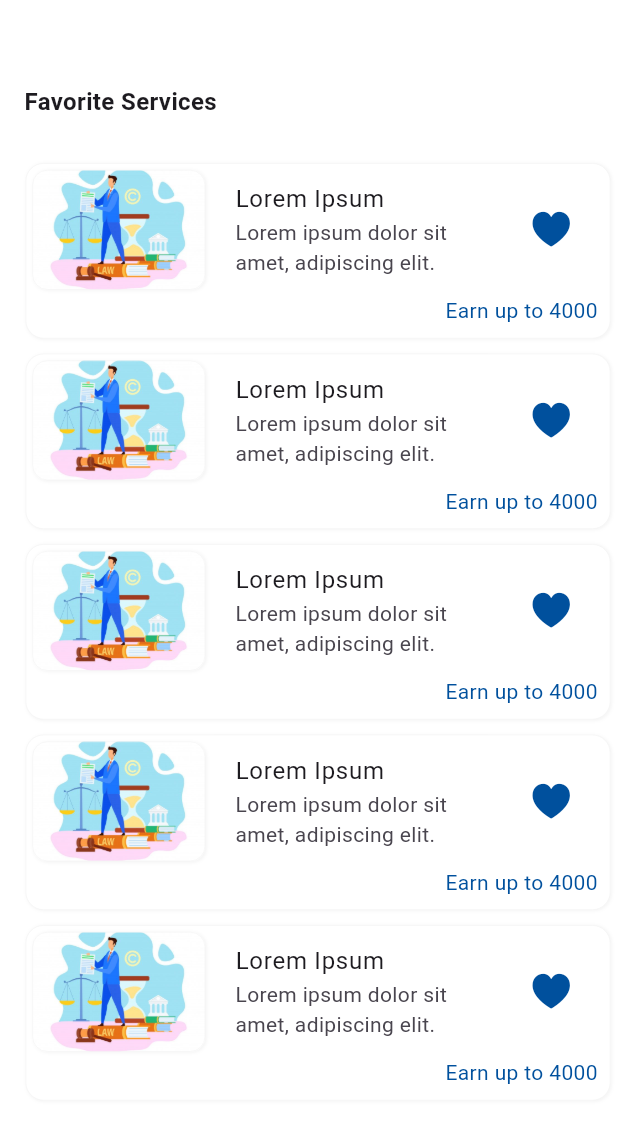
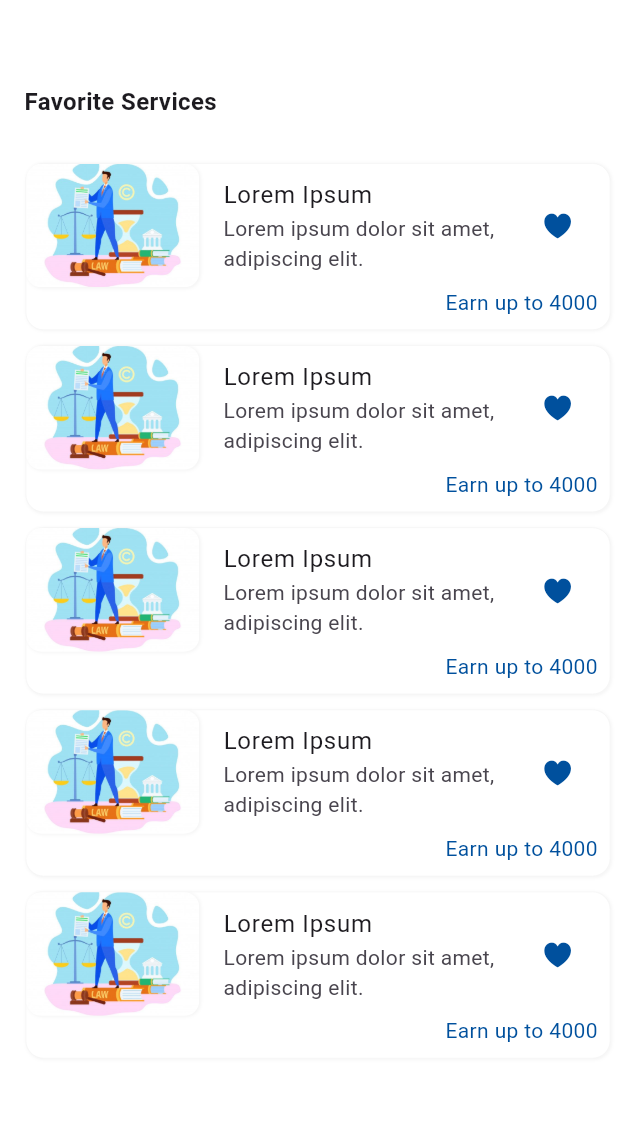
Before and after one commit to JayFlutter10/academy, a Flutter app: the screen it shows after launch, on a phone screen of 412 x 824 dp. Shown: the top 1123 px of the screen. Run offline on Flutter 3.47's test engine with Material 3 defaults, Android fonts, the phone set to English and light mode, and no system bars; our stand-ins replace fl_chart.

Commit message:
eleventh commit

```diff
--- a/lib/academy/view/two_min_gyan_view.dart
+++ b/lib/academy/view/two_min_gyan_view.dart
@@ -90,7 +90,7 @@ Widget customContainer({
         color: gradient == null ? containerColor ?? Colors.white : null,
         gradient: gradient,
         border: Border.all(color: borderColor?? Colors.grey.shade100, width: 0.5),
-        borderRadius: BorderRadius.circular(bRadius!),
+        borderRadius: BorderRadius.circular(bRadius),
         image: (networkImg != null)
             ? DecorationImage(image: NetworkImage(networkImg), fit: BoxFit.cover)
             : (assetsImg != null)
@@ -99,7 +99,7 @@ Widget customContainer({
 
         boxShadow: [
           BoxShadow(
-            color: shadowColor ?? Colors.grey.withOpacity(0.3),
+            color: shadowColor ?? Colors.grey.shade100,
             blurRadius: shadowBlurRadius ?? 1.0,
             offset: shadowOffset ?? const Offset(0.5, 0.5),
           ),
--- a/lib/favourite/view/favourite_view_screen.dart
+++ b/lib/favourite/view/favourite_view_screen.dart
@@ -77,11 +77,12 @@ class _FavouriteViewScreenState extends State<FavouriteViewScreen> {
                             Row(
                               children: [
                                 customContainer(
+                                  borderColor: Colors.transparent,
                                     assetsImg: 'assets/img.png',
                                     bRadius: 10,
-                                    height: 80,
+                                    height: height*0.1,
                                     width: width * 0.28,
-                                    margin: 4,
+                                    margin: 0,
                                     containerColor: Colors.transparent
                                 ),
                                 Expanded(
@@ -180,7 +181,7 @@ class _FavouriteViewScreenState extends State<FavouriteViewScreen> {
                                         },
                                         child: Icon(
                                           CupertinoIcons.suit_heart_fill,
-                                          size: 30,
+                                          size: height*0.026,
                                           color: Color.fromRGBO(0, 80, 157, 1),
                                         )
                                     ),
```
